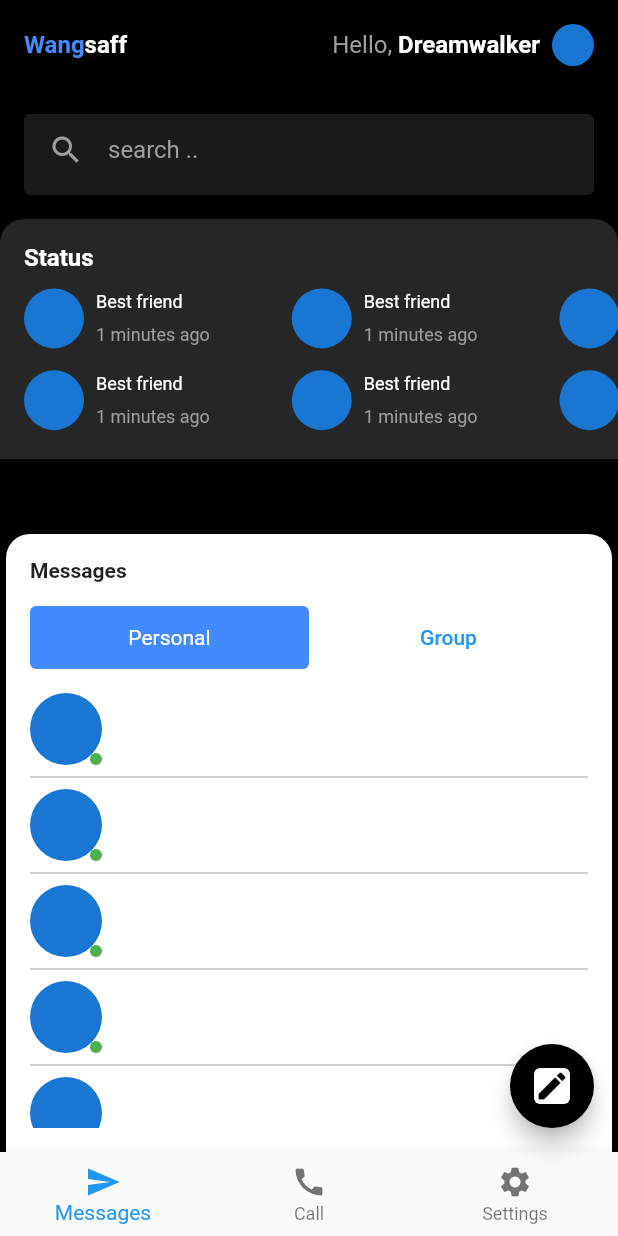
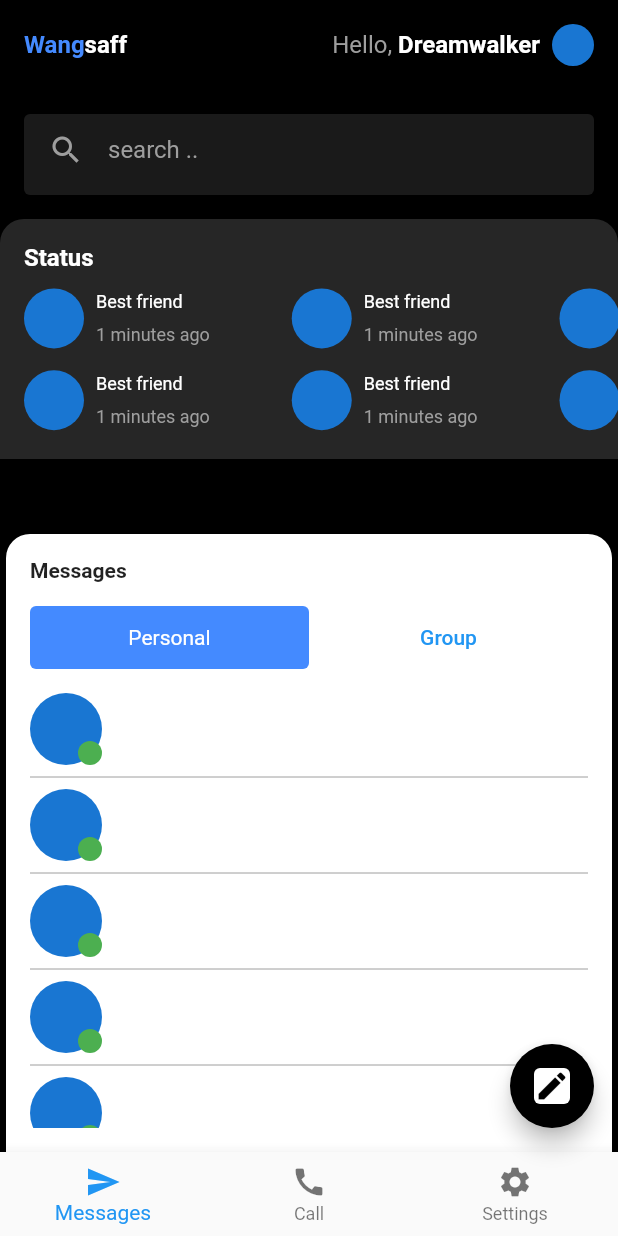
Before and after one commit to JAICHANGPARK/flutter_notebook_19th_story, a Flutter app: the screen it shows after launch, on a phone screen of 412 x 824 dp. Run offline on Flutter 3.47's test engine with Material 2 defaults, Android fonts, the phone set to English and light mode, and no system bars; our stand-ins replace cached_network_image, countup, fl_chart, flutter_riverpod, freezed_annotation, smooth_page_indicator and 1 more.

Commit message:
Update mobile_chat_home_page.dart

```diff
--- a/lib/ep1124_mobile_chat_app/src/ui/mobile_chat_home_page.dart
+++ b/lib/ep1124_mobile_chat_app/src/ui/mobile_chat_home_page.dart
@@ -255,8 +255,8 @@ class _MobileChatHomePageState extends State<MobileChatHomePage> {
                                       right: 0,
                                       bottom: 0,
                                       child: Container(
-                                        height: 8,
-                                        width: 8,
+                                        height: 16,
+                                        width: 16,
                                         decoration: BoxDecoration(
                                           color: Colors.green,
 
```
